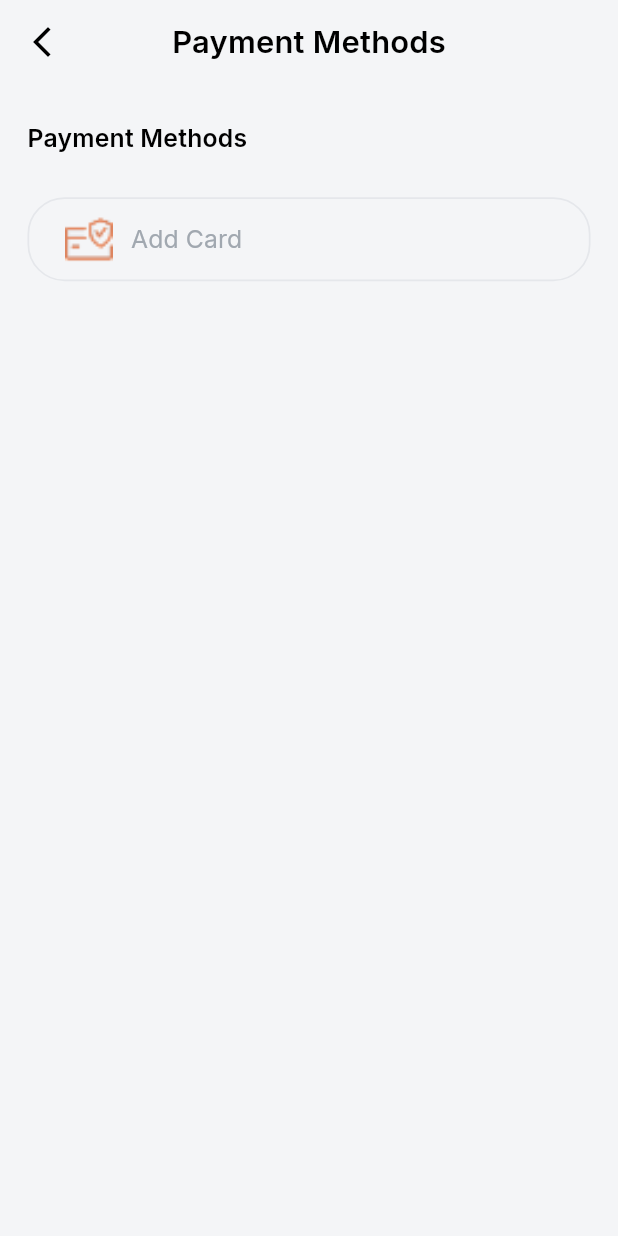
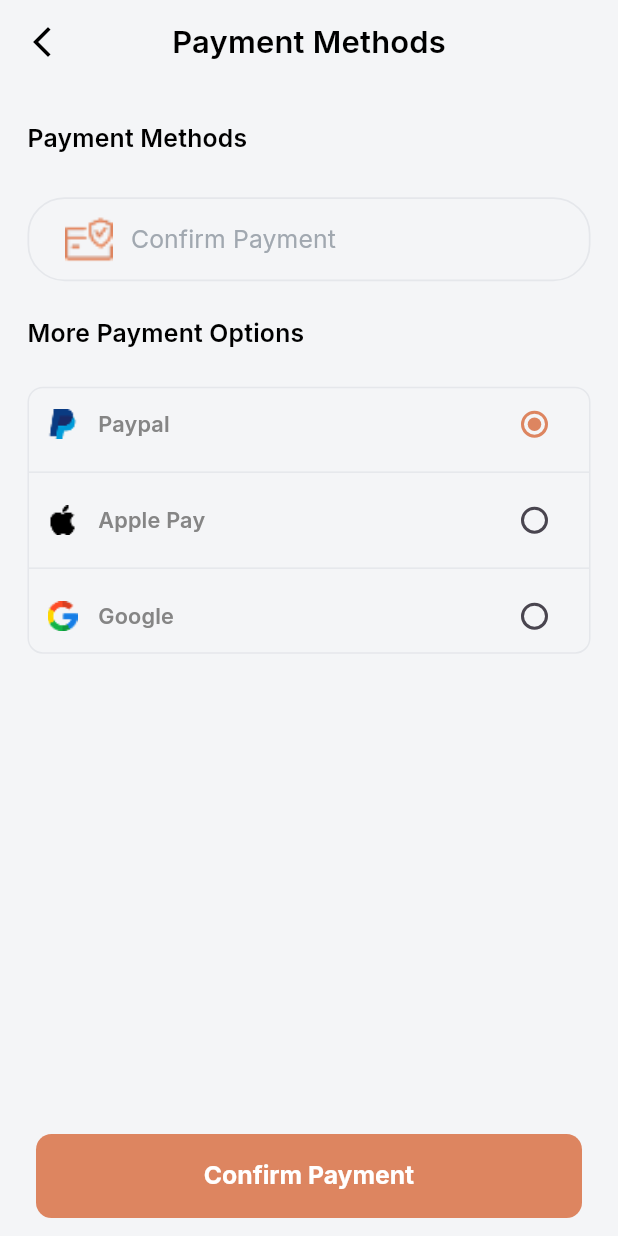
Before and after one commit to EzatRashad/Suits, a Flutter app: the PaymentMethodsView screen opened directly, on a phone screen of 412 x 824 dp. Run offline on Flutter 3.47's test engine with Material 3 defaults, Android fonts, the phone set to English and light mode, and no system bars; our stand-ins replace flutter_screenutil, flutter_svg.

Commit message:
add Payment Methods view

```diff
--- a/lib/core/utils/utils.dart
+++ b/lib/core/utils/utils.dart
@@ -2,7 +2,7 @@ import 'package:flutter/material.dart';
 import 'package:flutter_screenutil/flutter_screenutil.dart';
 
 extension EmptyPadding on num {
-  @Deprecated('used SizedBox insted')
+  // @Deprecated('used SizedBox insted')
   SizedBox get ph => SizedBox(height: h);
   SizedBox get pw => SizedBox(width: w);
 }
--- a/lib/main.dart
+++ b/lib/main.dart
@@ -1,7 +1,6 @@
 import 'package:flutter/material.dart';
 import 'package:flutter_screenutil/flutter_screenutil.dart';
 import 'package:suits/core/style/app_theme.dart';
-import 'package:suits/views/layout/pages/product_details/product_details.dart';
 import 'package:suits/views/layout/pages/profile/pages/payment_methods.dart';
 import 'package:suits/views/layout/pages/profile/profile.dart';
 import 'package:suits/views/splash.dart';
@@ -27,7 +26,7 @@ class MyApp extends StatelessWidget {
           home: child,
         );
       },
-      child: const ProductDetailsView(),
+      child: const PaymentMethodsView(),
     );
   }
 }
--- a/lib/views/layout/pages/product_details/widgets/size_and_color.dart
+++ b/lib/views/layout/pages/product_details/widgets/size_and_color.dart
@@ -84,7 +84,9 @@ class _SizeAndColorState extends State<SizeAndColor> {
                     size: size,
                     isSelected: isSelected,
                     onTap: () {
-                      setState(() => selectedSize = size);
+                      setState(() {
+                        selectedSize = isSelected ? null : size;
+                      });
                       widget.onValueChanges(
                         selectedSize != null && selectedColor != null,
                       );
--- a/lib/views/layout/pages/profile/pages/payment_methods.dart
+++ b/lib/views/layout/pages/profile/pages/payment_methods.dart
@@ -15,10 +15,14 @@ class PaymentMethodsView extends StatefulWidget {
 class _PaymentMethodsViewState extends State<PaymentMethodsView> {
   final controller = TextEditingController();
 
+  int selectedIndex = 0;
+
   @override
   Widget build(BuildContext context) {
     final theme = Theme.of(context).textTheme;
-    return Scaffold(
+
+    return SafeArea(
+      child: Scaffold(
         appBar: AppBar(
           backgroundColor: AppColors.background,
           centerTitle: true,
@@ -29,6 +33,24 @@ class _PaymentMethodsViewState extends State<PaymentMethodsView> {
           title: Text(
             "Payment Methods",
             style: theme.titleMedium!.copyWith(fontSize: 20.sp),
+          ),
+        ),
+        bottomNavigationBar: Padding(
+          padding: const EdgeInsets.symmetric(vertical: 12.0, horizontal: 24),
+          child: Container(
+            padding: EdgeInsets.symmetric(horizontal: 65.w, vertical: 17.h),
+            decoration: BoxDecoration(
+              color: AppColors.primary,
+              borderRadius: BorderRadius.circular(10.r),
+            ),
+            child: Text(
+              textAlign: TextAlign.center,
+              "Confirm Payment",
+              style: Theme.of(context).textTheme.titleLarge!.copyWith(
+                color: AppColors.white,
+                fontSize: 16.sp,
+              ),
+            ),
           ),
         ),
         body: Padding(
@@ -50,9 +72,103 @@ class _PaymentMethodsViewState extends State<PaymentMethodsView> {
                   child: AppImage(imageName: "credit.png"),
                 ),
                 controller: controller,
-              hint: "Add Card",
+                hint: "Confirm Payment",
               ),
+              22.ph,
+              Text("More Payment Options", style: theme.titleMedium),
+              22.ph,
 
+              Container(
+                decoration: BoxDecoration(
+                  border: Border.all(color: AppColors.borderColor),
+                  borderRadius: BorderRadius.circular(10.r),
+                ),
+                child: Column(
+                  children: [
+                    PaymentOptionItem(
+                      value: 0,
+                      groupValue: selectedIndex,
+                      title: "Paypal",
+                      image: "paypal.png",
+                      onChanged: (value) {
+                        setState(() => selectedIndex = value);
+                      },
+                    ),
+                    Divider(color: AppColors.borderColor),
+
+                    PaymentOptionItem(
+                      value: 1,
+                      groupValue: selectedIndex,
+                      title: "Apple Pay",
+                      image: "apple.png",
+                      onChanged: (value) {
+                        setState(() => selectedIndex = value);
+                      },
+                    ),
+                    Divider(color: AppColors.borderColor),
+
+                    PaymentOptionItem(
+                      value: 2,
+                      groupValue: selectedIndex,
+                      title: "Google",
+                      image: "google.png",
+                      onChanged: (value) {
+                        setState(() => selectedIndex = value);
+                      },
+                    ),
+                  ],
+                ),
+              ),
+            ],
+          ),
+        ),
+      ),
+    );
+  }
+}
+
+class PaymentOptionItem extends StatelessWidget {
+  const PaymentOptionItem({
+    super.key,
+    required this.value,
+    required this.groupValue,
+    required this.onChanged,
+    required this.title,
+    required this.image,
+  });
+
+  final int value;
+  final int groupValue;
+  final ValueChanged<int> onChanged;
+  final String title;
+  final String image;
+
+  @override
+  Widget build(BuildContext context) {
+    final theme = Theme.of(context).textTheme;
+
+    return GestureDetector(
+      onTap: () => onChanged(value),
+      child: Padding(
+        padding: EdgeInsets.symmetric(horizontal: 12.0.r),
+        child: Row(
+          children: [
+            AppImage(imageName: image),
+            12.pw,
+            Text(
+              title,
+              style: theme.titleMedium!.copyWith(
+                fontSize: 14.sp,
+                color: const Color(0XFF858585),
+              ),
+            ),
+            const Spacer(),
+            Radio<int>(
+              activeColor: AppColors.primary,
+              value: value,
+              groupValue: groupValue,
+              onChanged: (val) => onChanged(val!),
+            ),
           ],
         ),
       ),
```
Also changed, not shown: assets/images/paypal.png (added). Lines whose indentation alone changed are shown as unchanged.
